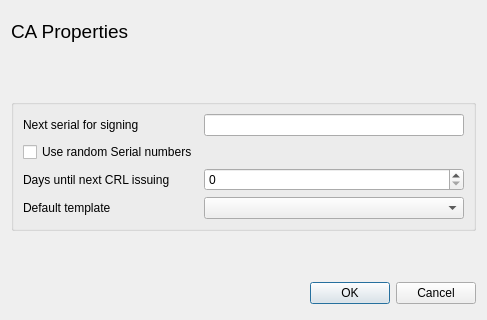
This is ui/CaProperties.ui in chris2511/xca as Qt 5 draws it before an edit. The edited form follows.
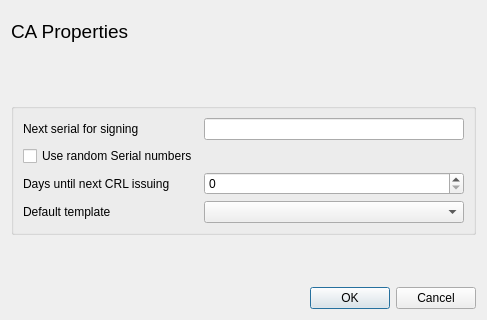
This is the edited form.

Patch:
```diff
--- a/ui/CaProperties.ui
+++ b/ui/CaProperties.ui
@@ -142,41 +142,11 @@
     </spacer>
    </item>
    <item>
-    <layout class="QHBoxLayout">
-     <property name="spacing">
-      <number>6</number>
+    <widget class="QDialogButtonBox" name="buttonBox">
+     <property name="standardButtons">
+      <set>QDialogButtonBox::Cancel|QDialogButtonBox::Ok</set>
      </property>
-     <property name="margin">
-      <number>0</number>
-     </property>
-     <item>
-      <spacer>
-       <property name="orientation">
-        <enum>Qt::Horizontal</enum>
-       </property>
-       <property name="sizeHint" stdset="0">
-        <size>
-         <width>131</width>
-         <height>31</height>
-        </size>
-       </property>
-      </spacer>
-     </item>
-     <item>
-      <widget class="QPushButton" name="okButton">
-       <property name="text">
-        <string>OK</string>
-       </property>
-      </widget>
-     </item>
-     <item>
-      <widget class="QPushButton" name="cancelButton">
-       <property name="text">
-        <string>Cancel</string>
-       </property>
-      </widget>
-     </item>
-    </layout>
+    </widget>
    </item>
   </layout>
  </widget>
```
Left out of the diff: 64 changed lines with no effect on the pictures.
